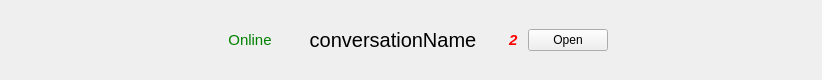
pwr-kstasinski/Z03-24g, file Lab 10/Solutions/client/gui/conversation_widget.ui: the form before one commit.
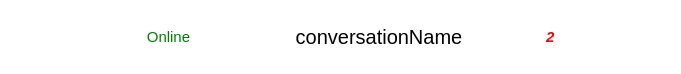
The form after the commit.

Commit message: layout updates, icons added, websocket memberships handling

The edit to the form file:
```diff
--- a/Lab 10/Solutions/client/gui/conversation_widget.ui
+++ b/Lab 10/Solutions/client/gui/conversation_widget.ui
@@ -6,31 +6,32 @@
    <rect>
     <x>0</x>
     <y>0</y>
-    <width>822</width>
-    <height>80</height>
+    <width>681</width>
+    <height>74</height>
    </rect>
   </property>
+  <property name="sizePolicy">
+   <sizepolicy hsizetype="Expanding" vsizetype="Minimum">
+    <horstretch>0</horstretch>
+    <verstretch>0</verstretch>
+   </sizepolicy>
+  </property>
+  <property name="minimumSize">
+   <size>
+    <width>0</width>
+    <height>30</height>
+   </size>
+  </property>
   <property name="windowTitle">
    <string>Form</string>
   </property>
-  <layout class="QGridLayout" name="gridLayout">
-   <property name="leftMargin">
-    <number>0</number>
-   </property>
-   <property name="topMargin">
-    <number>0</number>
-   </property>
-   <property name="rightMargin">
-    <number>0</number>
-   </property>
-   <property name="bottomMargin">
-    <number>0</number>
-   </property>
+  <property name="styleSheet">
+   <string notr="true">background: white;</string>
+  </property>
+  <layout class="QHBoxLayout" name="horizontalLayout" stretch="1,1,3,0,1">
    <property name="spacing">
     <number>0</number>
    </property>
-   <item row="0" column="0">
-    <layout class="QHBoxLayout" name="horizontalLayout" stretch="3,1,3,0,1,3">
      <item>
       <spacer name="horizontalSpacer">
        <property name="orientation">
@@ -38,7 +39,7 @@
        </property>
        <property name="sizeHint" stdset="0">
         <size>
-         <width>40</width>
+       <width>101</width>
          <height>20</height>
         </size>
        </property>
@@ -101,24 +102,6 @@
        </property>
       </widget>
      </item>
-     <item>
-      <widget class="QPushButton" name="open_conversation_button">
-       <property name="sizePolicy">
-        <sizepolicy hsizetype="Expanding" vsizetype="Maximum">
-         <horstretch>0</horstretch>
-         <verstretch>0</verstretch>
-        </sizepolicy>
-       </property>
-       <property name="font">
-        <font>
-         <kerning>true</kerning>
-        </font>
-       </property>
-       <property name="text">
-        <string>Open</string>
-       </property>
-      </widget>
-     </item>
      <item>
       <spacer name="horizontalSpacer_2">
        <property name="orientation">
@@ -126,13 +109,11 @@
        </property>
        <property name="sizeHint" stdset="0">
         <size>
-         <width>40</width>
+       <width>101</width>
          <height>20</height>
         </size>
        </property>
       </spacer>
-     </item>
-    </layout>
    </item>
   </layout>
  </widget>
```
Lines whose indentation alone changed are shown as unchanged. The commit also changes 34 other files.
